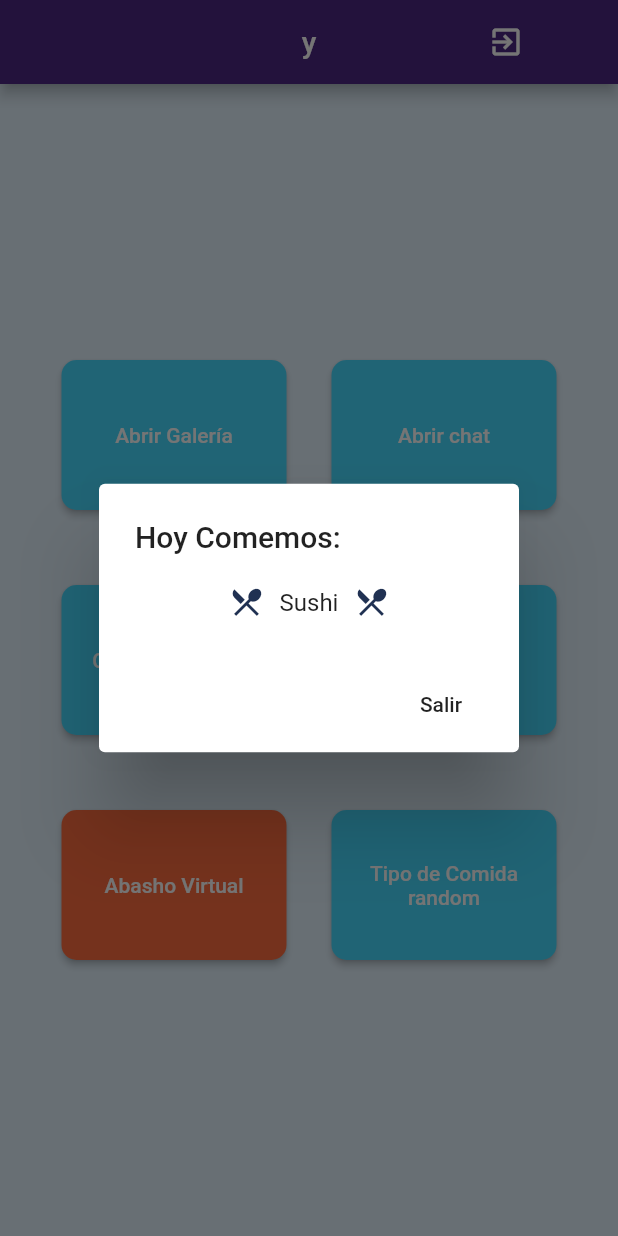
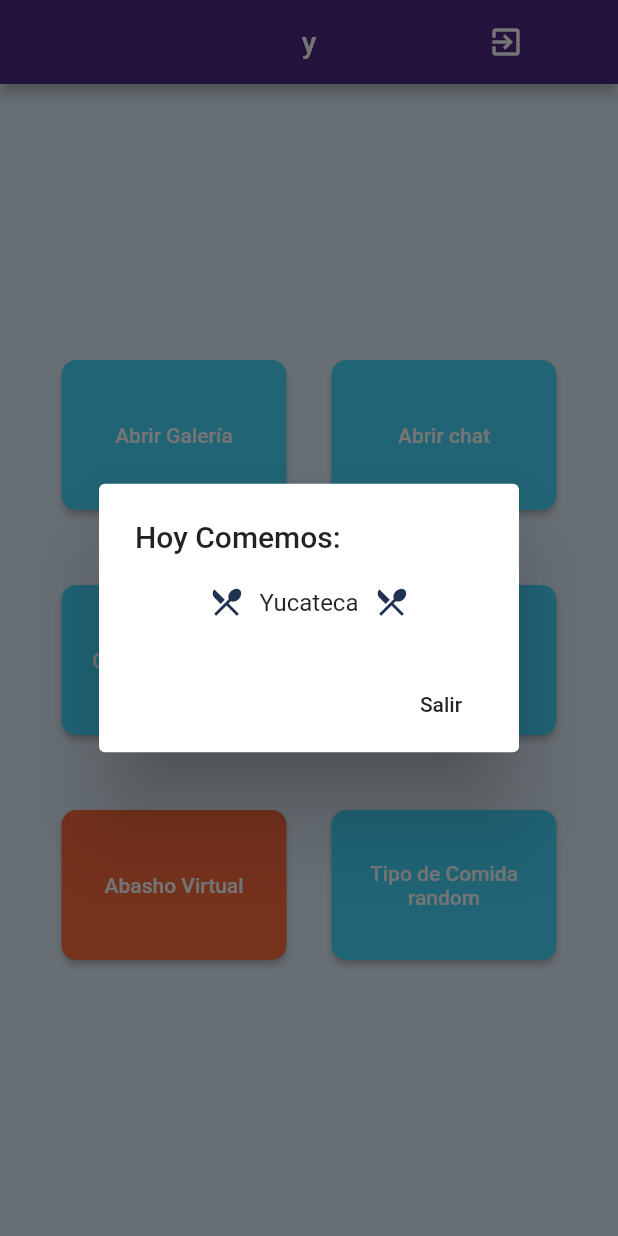
Before and after one commit to mand027/MelyMando, a Flutter app: the Helper screen opened directly with empty values, after a tap on an icon or button, on a phone screen of 412 x 824 dp. Run offline on Flutter 3.47's test engine with Material 2 defaults, Android fonts, the light colour scheme and no system bars; our stand-ins replace cached_network_image, cloud_firestore, dio, firebase_auth, firebase_core, firebase_messaging and 10 more; accounts and stored records are empty.

Commit message:
Comida random y pelis random

```diff
--- a/lib/Screens/home/home.dart
+++ b/lib/Screens/home/home.dart
@@ -50,7 +50,7 @@ class _HelperState extends State<Helper> {
   var lst = ['Accion','Aventura','Catastrofe','Ciencia Ficcion','Documental', 'Drama', 'Fantasia', 'Musical', 'Suspenso', 'Terror', 'Animada', 'Anime', 'Serie', 'Romance', 'Comedia', 'Independiente', 'Superheroes', 'Basada en Libro'];
 
   var tipo = '';
-  var lst2 = ['Arabe','Japonesa','Carnes','China','Hamburguesa', 'Italiana', 'Asiatica', 'Mexicana', 'Pizza', 'Pollo (kfc, carbon...)', 'Tacos', 'Alitas', 'Sushi', 'Tortas (algo con pan)', 'Europea', 'Americana'];
+  var lst2 = ['Tex Mex','BBQ','Ramen','Arabe','Japonesa','Carnes','China','Hamburguesa', 'Italiana', 'Taiwanesa', 'Yucateca', 'Oaxaqueña', 'Bajio', 'Norteña', 'Qesadillas (masaoso)', 'Dinner Mexicano', 'Pizza', 'Pollo (kfc, carbon...)', 'Tacos', 'Alitas', 'Sushi', 'Tortas (algo con pan)', 'Europea', 'Americana', 'Griega', 'Española', 'Brasileña', 'Koreana', 'India', 'Comida Corrida'];
 
   ImageSelectOption(BuildContext context) {
     var accentColor = Theme.of(context).primaryColor;
```
Also changed, not shown: pubspec.lock.
